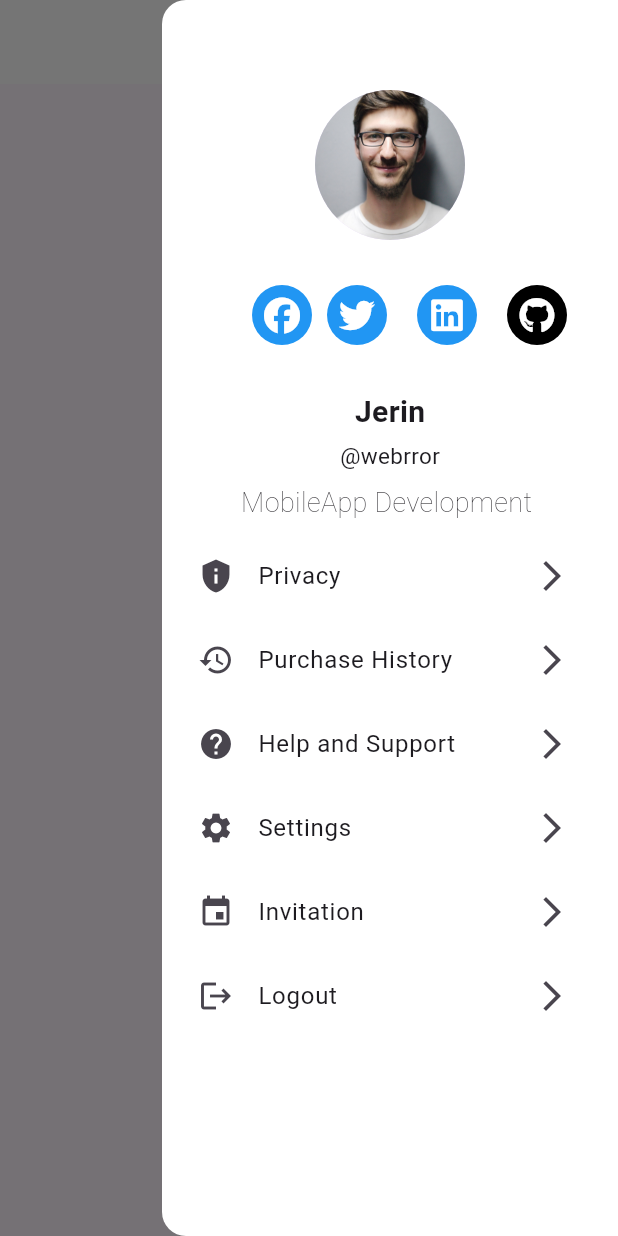
After one commit to Sona-V-Sajan/flutterclass, a Flutter app: the ProfileDrawer screen opened directly, with the side drawer open, on a phone screen of 412 x 824 dp. The commit adds this screen. Run offline on Flutter 3.47's test engine with Material 2 defaults, Android fonts, the phone set to English and light mode, and no system bars; our stand-ins replace convex_bottom_bar, font_awesome_flutter, google_fonts, lottie, rive.

```diff
--- /dev/null
+++ b/lib/Assignment/profiledrawer.dart
@@ -0,0 +1,134 @@
+import 'package:flutter/material.dart';
+import 'package:font_awesome_flutter/font_awesome_flutter.dart';
+void main(){
+runApp(MaterialApp(home:ProfileDrawer(),));
+
+}
+
+
+class ProfileDrawer extends StatelessWidget {
+
+  @override
+  Widget build(BuildContext context) {
+    return Scaffold(
+      appBar: AppBar(
+        backgroundColor: Colors.white,
+        iconTheme: const IconThemeData(
+        color:Colors.black,
+      ),),
+      endDrawer: Drawer(
+        backgroundColor: Colors.white,
+        child: Column(
+          children: [
+            const SizedBox(
+              height: 60,
+            ),
+            const CircleAvatar(
+                backgroundImage: AssetImage("assets/img/pic8.jpg"),
+                radius: 50,
+              ),
+                const Center(
+                  child: Row(
+                    children: [
+                      SizedBox(
+                        height: 100,
+                      ),
+                      Padding(
+                        padding: EdgeInsets.only(left: 60),
+                        child: CircleAvatar(
+                          backgroundColor: Colors.blue,
+                          child: Icon(FontAwesomeIcons.facebook,color: Colors.white,),
+                        ),
+                      ),
+                      Padding(
+                        padding: EdgeInsets.all(10.0),
+                        child: CircleAvatar(
+                          backgroundColor: Colors.blue,
+                          child: Icon(FontAwesomeIcons.twitter,color: Colors.white,),
+                        ),
+                      ),
+                      Padding(
+                        padding: EdgeInsets.all(10.0),
+                        child: CircleAvatar(
+                          backgroundColor: Colors.blue,
+                          child: Icon(FontAwesomeIcons.linkedin,color: Colors.white,),
+                        ),
+                      ),
+                      Padding(
+                        padding: EdgeInsets.all(10.0),
+                        child: CircleAvatar(
+                          backgroundColor: Colors.black,
+                          child: Icon(FontAwesomeIcons.github,color: Colors.white,),
+                        ),
+                      ),
+                    ],
+                  ),
+                ),
+            const Center(
+              child: Column(children: [
+                Padding(
+                  padding: EdgeInsets.only(bottom: 4.0),
+                  child: Text("Jerin",style: TextStyle(fontWeight:FontWeight.bold,fontSize: 20),),
+                ),
+                Padding(
+                  padding: EdgeInsets.only(bottom:8),
+                  child: Text("@webrror",style: TextStyle(fontSize: 15,fontWeight: FontWeight.normal),),
+                ),
+                Text("MobileApp Development ",style: TextStyle(fontWeight:FontWeight.w100,fontSize: 18),)
+              ],),
+            ),
+            Expanded(
+              child: SingleChildScrollView(
+                child: Padding(
+                  padding: const EdgeInsets.all(8.0),
+                  child: Container(
+                    child: Column(
+                      children: [
+                        ListTile(
+                          leading: Icon(Icons.privacy_tip),
+                          title: Text("Privacy"),
+                          trailing: Icon(Icons.arrow_forward_ios),
+                        ),
+                        ListTile(
+                          leading: Icon(Icons.history),
+                          title: Text("Purchase History"),
+                          trailing: Icon(Icons.arrow_forward_ios),
+                        ),
+                        ListTile(
+                          leading: Icon(Icons.help),
+                          title: Text("Help and Support"),
+                          trailing: Icon(Icons.arrow_forward_ios),
+                        ),
+                        ListTile(
+                          leading: Icon(Icons.settings),
+                          title: Text("Settings"),
+                          trailing: Icon(Icons.arrow_forward_ios),
+                        ),
+                        ListTile(
+                          leading: Icon(Icons.insert_invitation),
+                          title: Text("Invitation"),
+                          trailing: Icon(Icons.arrow_forward_ios),
+                        ),
+                        ListTile(
+                          leading: Icon(Icons.logout),
+                          title: Text("Logout"),
+                          trailing: Icon(Icons.arrow_forward_ios),
+                        ),
+                      ],
+
+                    ),
+                  ),
+                ),
+              ),
+            ),
+
+
+
+
+          ],
+        ),
+      ),
+
+    );
+  }
+}
```
Also changed, not shown: lib/practice/drawr_x.dart (added, +94 -0 lines), lib/drawerexampl.dart (indentation only).
